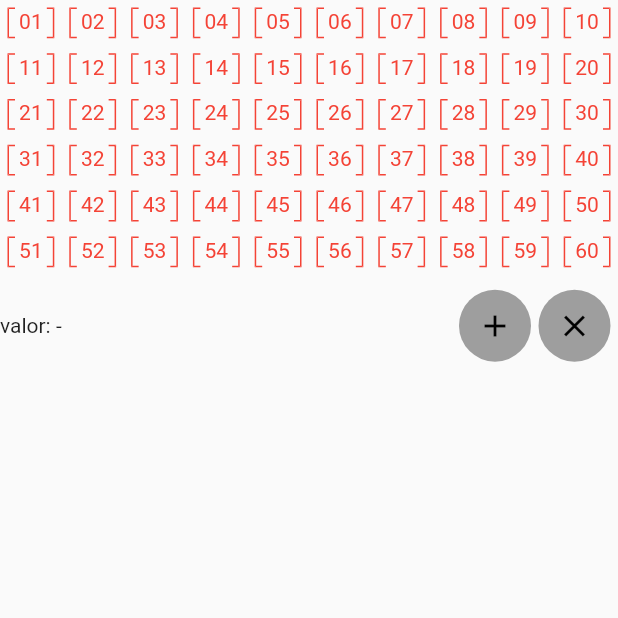
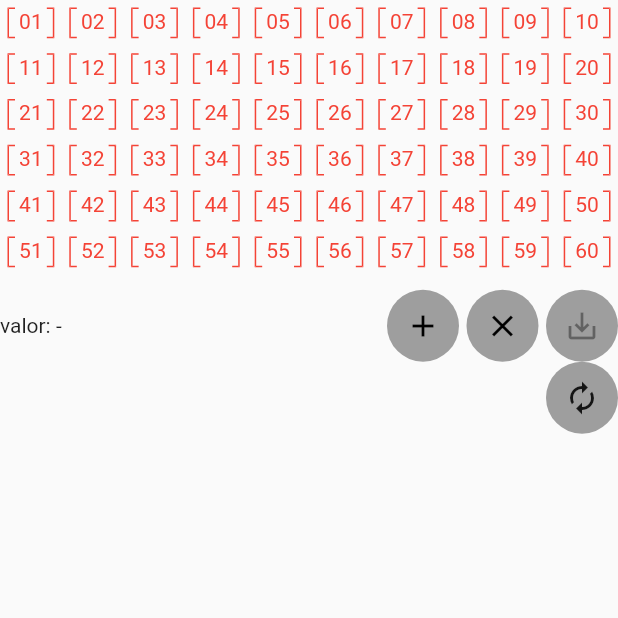
Before and after one commit to akio-code/flutter_mega_sena, a Flutter app: the screen it shows after launch, on a phone screen of 412 x 824 dp, the top half of it. Run offline on Flutter 3.47's test engine with Material 2 defaults, Android fonts, the phone set to English and light mode, and no system bars.

Commit message:
feat(SavedGames): added save capability

```diff
--- a/lib/constants/mega_sena_constants.dart
+++ b/lib/constants/mega_sena_constants.dart
@@ -1,7 +1,7 @@
 class MegaSenaConstants {
   static const int BOARD_NUMBERS = 60;
   static const int BOARD_NUMBERS_ROW = 10;
-  static const int MIN_LUCKY_NUMBERS = 1;
+  static const int MIN_LUCKY_NUMBERS = 6;
   static const int MAX_LUCKY_NUMBERS = 15;
 
   static const double PRICE_6_NUMBERS = 4.50;
--- /dev/null
+++ b/lib/constants/mega_sena_models.dart
@@ -0,0 +1,9 @@
+class MegaSenaSavedGameModel {
+  final List<int> luckyNumbers;
+  final double price;
+
+  MegaSenaSavedGameModel(
+    this.luckyNumbers,
+    this.price,
+  );
+}
--- a/lib/games/mega_sena_controls.dart
+++ b/lib/games/mega_sena_controls.dart
@@ -1,7 +1,9 @@
 import 'package:flutter/material.dart';
 import 'package:flutter/widgets.dart';
 import 'package:flutter_mega_sena/constants/mega_sena_constants.dart';
+import 'package:flutter_mega_sena/constants/mega_sena_models.dart';
 import 'package:flutter_mega_sena/games/mega_sena_game_notifier.dart';
+import 'package:flutter_mega_sena/games/mega_sena_saved_games_notifier.dart';
 import 'package:provider/provider.dart';
 
 class _MegaSenaControl extends StatelessWidget {
@@ -32,17 +34,18 @@ class _MegaSenaControl extends StatelessWidget {
 class MegaSenaControls extends StatelessWidget {
   @override
   Widget build(BuildContext context) {
-    return Consumer(
+    return Consumer2(
       builder: (
         BuildContext context,
         MegaSenaGameNotifier notifier,
+        MegaSenaSavedGamesNotifier saveNotifier,
         Widget child,
       ) {
         bool enableAddNumber =
             notifier.luckyNumbers.length < MegaSenaConstants.MAX_LUCKY_NUMBERS;
 
-        // bool enableSaveGame =
-        //     notifier.luckyNumbers.length > MegaSenaConstants.MIN_LUCKY_NUMBERS;
+        bool enableSaveGame =
+            notifier.luckyNumbers.length >= MegaSenaConstants.MIN_LUCKY_NUMBERS;
 
         return Row(
           children: [
@@ -56,10 +59,20 @@ class MegaSenaControls extends StatelessWidget {
               action: notifier.clearLuckyNumbers,
             ),
             SizedBox(width: 5.0),
-            // _MegaSenaControl(
-            //   icon: Icons.download_sharp,
-            //   action: enableSaveGame ? notifier.saveLuckyNumbers : null,
-            // ),
+            _MegaSenaControl(
+              icon: Icons.save_alt,
+              action: enableSaveGame
+                  ? () {
+                      saveNotifier.saveGame(
+                        new MegaSenaSavedGameModel(
+                          new List<int>.from(notifier.luckyNumbers),
+                          notifier.gamePrice,
+                        ),
+                      );
+                      notifier.clearLuckyNumbers();
+                    }
+                  : null,
+            ),
           ],
         );
       },
--- a/lib/games/mega_sena_game.dart
+++ b/lib/games/mega_sena_game.dart
@@ -33,10 +33,7 @@ class _GamePrice extends StatelessWidget {
 class MegaSenaGame extends StatelessWidget {
   @override
   Widget build(BuildContext context) {
-    return Container(
-      child: ChangeNotifierProvider(
-        create: (BuildContext context) => MegaSenaGameNotifier(),
-        child: Column(
+    return Column(
       crossAxisAlignment: CrossAxisAlignment.end,
       children: [
         MegaSenaBoardNumbers(),
@@ -49,8 +46,6 @@ class MegaSenaGame extends StatelessWidget {
           ],
         ),
       ],
-        ),
-      ),
     );
   }
 }
--- /dev/null
+++ b/lib/games/mega_sena_saved_games.dart
@@ -0,0 +1,119 @@
+import 'package:flutter/material.dart';
+import 'package:flutter/widgets.dart';
+import 'package:flutter_mega_sena/games/mega_sena_saved_games_notifier.dart';
+import 'package:provider/provider.dart';
+
+class _SavedGameLuckyNumbers extends StatelessWidget {
+  final double circleSize = 35.0;
+  final List<int> luckyNumbers;
+
+  _SavedGameLuckyNumbers(this.luckyNumbers);
+
+  @override
+  Widget build(BuildContext context) {
+    return ListView.separated(
+      scrollDirection: Axis.horizontal,
+      itemCount: luckyNumbers.length,
+      itemBuilder: (BuildContext context, int index) {
+        return Container(
+          width: circleSize,
+          height: circleSize,
+          decoration: BoxDecoration(
+            color: Colors.black12,
+            shape: BoxShape.circle,
+          ),
+          child: Center(
+            child: Text(
+              luckyNumbers[index].toString().padLeft(2, '0'),
+            ),
+          ),
+        );
+      },
+      separatorBuilder: (BuildContext context, int index) {
+        return SizedBox(
+          width: 10.0,
+        );
+      },
+    );
+  }
+}
+
+class _SavedGameControl extends StatelessWidget {
+  final IconData icon;
+  final Function action;
+
+  _SavedGameControl({
+    @required this.icon,
+    @required this.action,
+  });
+
+  @override
+  Widget build(BuildContext context) {
+    return Ink(
+      decoration: const ShapeDecoration(
+        color: Colors.grey,
+        shape: CircleBorder(),
+      ),
+      child: IconButton(
+        icon: Icon(icon),
+        color: Colors.black,
+        onPressed: action,
+      ),
+    );
+  }
+}
+
+class MegaSenaSavedGames extends StatelessWidget {
+  @override
+  Widget build(BuildContext context) {
+    return Consumer(
+      builder: (
+        BuildContext context,
+        MegaSenaSavedGamesNotifier notifier,
+        Widget child,
+      ) {
+        return Column(
+          children: [
+            Container(
+              alignment: Alignment.centerRight,
+              child: Ink(
+                decoration: const ShapeDecoration(
+                  color: Colors.grey,
+                  shape: CircleBorder(),
+                ),
+                child: IconButton(
+                  icon: Icon(Icons.autorenew),
+                  onPressed: notifier.clearSavedGames,
+                ),
+              ),
+            ),
+            ListView.builder(
+              shrinkWrap: true,
+              itemCount: notifier.savedGames.length,
+              itemBuilder: (BuildContext context, int index) {
+                return Container(
+                  height: 50.0,
+                  child: Row(
+                    children: [
+                      Expanded(
+                        child: _SavedGameLuckyNumbers(
+                          notifier.savedGames[index].luckyNumbers,
+                        ),
+                      ),
+                      Container(
+                        child: _SavedGameControl(
+                          icon: Icons.clear,
+                          action: () => notifier.removeSavedGame(index),
+                        ),
+                      ),
+                    ],
+                  ),
+                );
+              },
+            ),
+          ],
+        );
+      },
+    );
+  }
+}
--- a/lib/mega_sena_app.dart
+++ b/lib/mega_sena_app.dart
@@ -1,6 +1,10 @@
 import 'package:flutter/material.dart';
 import 'package:flutter/widgets.dart';
 import 'package:flutter_mega_sena/games/mega_sena_game.dart';
+import 'package:flutter_mega_sena/games/mega_sena_game_notifier.dart';
+import 'package:flutter_mega_sena/games/mega_sena_saved_games.dart';
+import 'package:flutter_mega_sena/games/mega_sena_saved_games_notifier.dart';
+import 'package:provider/provider.dart';
 
 class MegaSenaApp extends StatelessWidget {
   @override
@@ -8,11 +12,22 @@ class MegaSenaApp extends StatelessWidget {
     return Scaffold(
       body: SafeArea(
         child: SingleChildScrollView(
-          child: Column(
-            crossAxisAlignment: CrossAxisAlignment.center,
-            children: [
-              MegaSenaGame(),
+          child: MultiProvider(
+            providers: [
+              ChangeNotifierProvider(
+                create: (_) => MegaSenaGameNotifier(),
+              ),
+              ChangeNotifierProvider(
+                create: (_) => MegaSenaSavedGamesNotifier(),
+              ),
             ],
+            child: Column(
+              crossAxisAlignment: CrossAxisAlignment.center,
+              children: [
+                MegaSenaGame(),
+                MegaSenaSavedGames(),
+              ],
+            ),
           ),
         ),
       ),
```
Also changed, not shown: lib/games/mega_sena_saved_games_notifier.dart (added, +24 -0 lines). Lines whose indentation alone changed are shown as unchanged.
